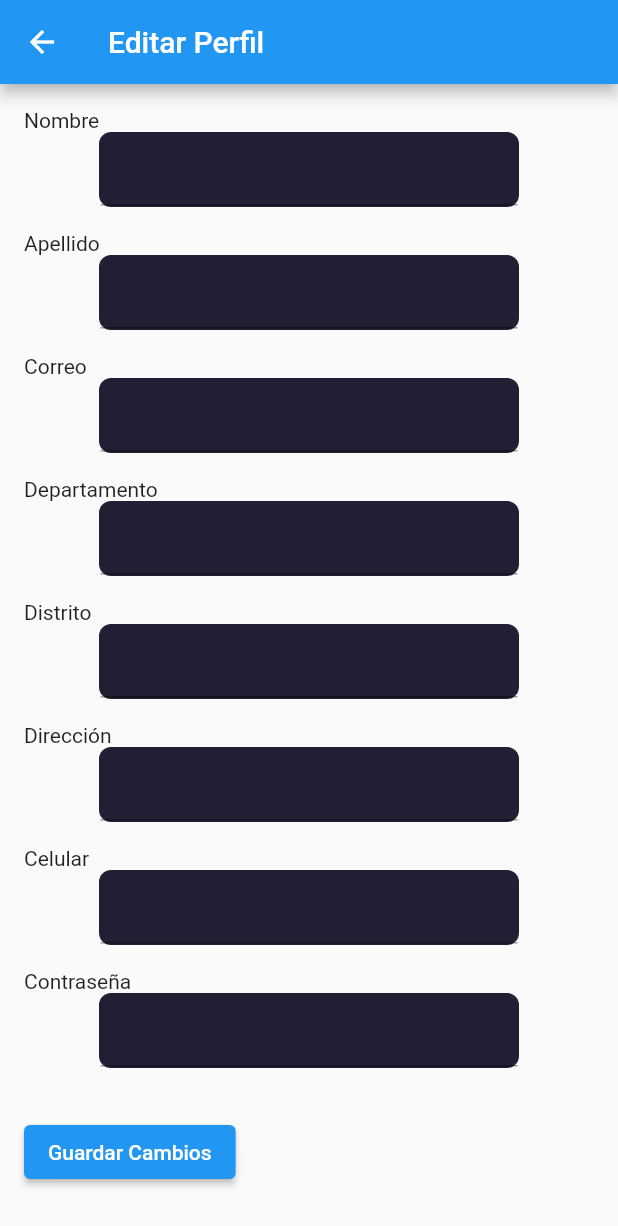
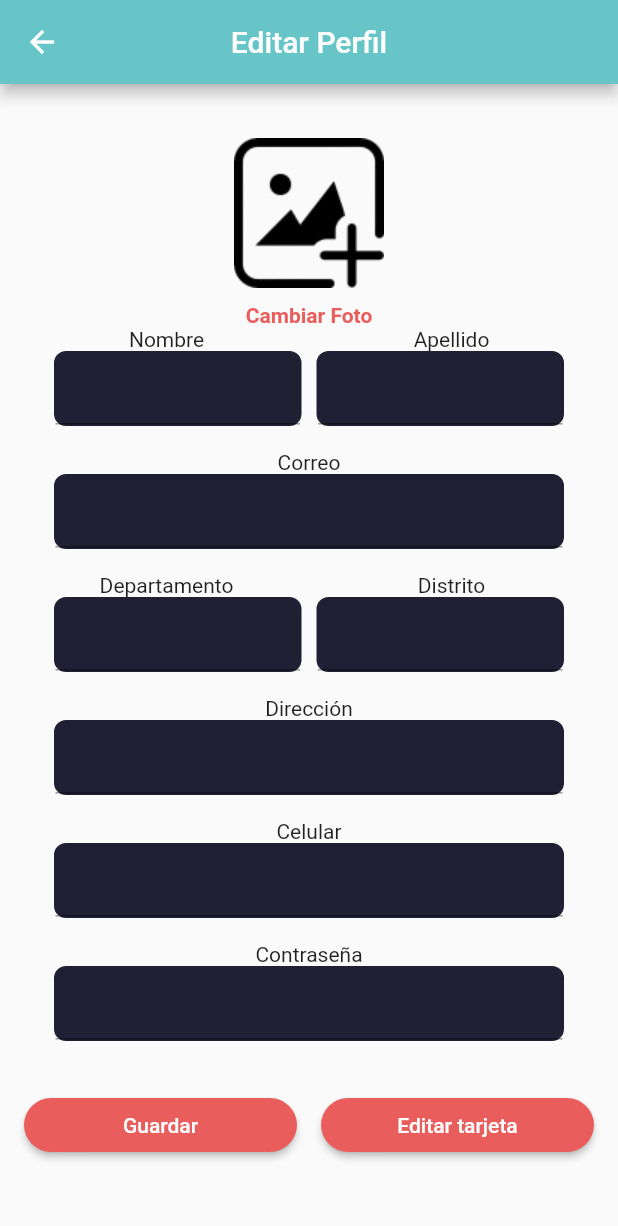
Before and after one commit to SaveUp-WS61/mobile_cross_platform, a Flutter app: the EditarPerfil screen opened directly with empty values, on a phone screen of 412 x 824 dp. Shown: the top 1226 px of the screen. Run offline on Flutter 3.47's test engine with Material 2 defaults, Android fonts, the phone set to English and light mode, and no system bars.

Commit message:
feat(refresh style of edit profile and add edit tarjet)

```diff
--- /dev/null
+++ b/lib/screens/EditarTarjetaScreen.dart
@@ -0,0 +1,28 @@
+import 'package:flutter/material.dart';
+
+class EditarTarjetaScreen extends StatelessWidget {
+  @override
+  Widget build(BuildContext context) {
+    return Scaffold(
+      appBar: AppBar(
+        title: Text("Editar tarjeta"),
+        centerTitle: true,
+        backgroundColor: const Color(0xFF67C5C8),
+        leading: IconButton(
+          icon: Icon(Icons.arrow_back),
+          onPressed: () {
+            Navigator.of(context).pop(); // Navegar hacia atrás al presionar el botón de retroceso
+          },
+        ),
+      ),
+      body: Center(
+        child: Column(
+          mainAxisAlignment: MainAxisAlignment.center,
+          children: [
+            // Aquí puedes agregar los elementos para editar la tarjeta
+          ],
+        ),
+      ),
+    );
+  }
+}
--- a/lib/screens/editar_perfil.dart
+++ b/lib/screens/editar_perfil.dart
@@ -2,6 +2,7 @@ import 'package:flutter/material.dart';
 import 'dart:convert';
 import 'package:http/http.dart' as http;
 import 'SuccessScreen.dart'; // Importa el archivo donde se encuentra SuccessScreen
+import 'EditarTarjetaScreen.dart'; // Importa el archivo donde se encuentra EditarTarjetaScreen
 import 'perfil_screen.dart';
 
 class EditarPerfil extends StatefulWidget {
@@ -85,32 +86,96 @@ class _EditarPerfilState extends State<EditarPerfil> {
   }
 
 
+
   @override
   Widget build(BuildContext context) {
     return Scaffold(
       appBar: AppBar(
         title: Text("Editar Perfil"),
+        centerTitle: true,
+        backgroundColor: const Color(0xFF67C5C8),
       ),
-      body: SingleChildScrollView( // Envuelve el contenido con un SingleChildScrollView
+      body: SingleChildScrollView(
         child: Padding(
           padding: const EdgeInsets.all(16.0),
           child: Column(
-            crossAxisAlignment: CrossAxisAlignment.start,
+            crossAxisAlignment: CrossAxisAlignment.center,
             children: <Widget>[
-              _buildTextField("Nombre", nombreController),
-              _buildTextField("Apellido", apellidoController),
+              SizedBox(height: 20),
+              InkWell(
+                onTap: () {
+                  // Agregar aquí la funcionalidad para cambiar la foto
+                },
+                child: Column(
+                  children: [
+                    Image.asset(
+                      'assets/foto_profile.png',
+                      width: 100,
+                      height: 100,
+                    ),
+                    SizedBox(height: 10),
+                    Text(
+                      "Cambiar Foto",
+                      style: TextStyle(
+                        color: Color(0xFFE95D5D),
+                        fontWeight: FontWeight.bold,
+                      ),
+                    ),
+                  ],
+                ),
+              ),
+              _buildTextFieldPair("Nombre", nombreController, "Apellido", apellidoController),
               _buildTextField("Correo", correoController),
-              _buildTextField("Departamento", departamentoController),
-              _buildTextField("Distrito", distritoController),
+              _buildTextFieldPair("Departamento", departamentoController, "Distrito", distritoController),
               _buildTextField("Dirección", direccionController),
               _buildTextField("Celular", celularController),
               _buildTextField("Contraseña", contrasenaController),
               SizedBox(height: 16),
-              ElevatedButton(
-                onPressed: () {
-                  _guardarCambios();
-                },
-                child: Text("Guardar Cambios"),
+              Row(
+                children: [
+                  Expanded(
+                    child: ElevatedButton(
+                      onPressed: () {
+                        _guardarCambios();
+                      },
+                      style: ElevatedButton.styleFrom(
+                        primary: Color(0xFFE95D5D),
+                        shape: RoundedRectangleBorder(
+                          borderRadius: BorderRadius.circular(20.0),
+                        ),
+                      ),
+                      child: Text(
+                        "Guardar",
+                        style: TextStyle(color: Colors.white),
+                      ),
+                    ),
+                  ),
+                  SizedBox(width: 16),
+                  Expanded(
+                    child: ElevatedButton(
+                      onPressed: () {
+                        Navigator.of(context).push(
+                          MaterialPageRoute(
+                            builder: (context) {
+                              return EditarTarjetaScreen(); // Reemplaza con el nombre de tu nuevo screen
+                            },
+                          ),
+                        );
+                      },
+                      style: ElevatedButton.styleFrom(
+
+                        primary: Color(0xFFE95D5D),
+                        shape: RoundedRectangleBorder(
+                          borderRadius: BorderRadius.circular(20.0),
+                        ),
+                      ),
+                      child: Text(
+                        "Editar tarjeta",
+                        style: TextStyle(color: Colors.white),
+                      ),
+                    ),
+                  ),
+                ],
               ),
             ],
           ),
@@ -119,13 +184,15 @@ class _EditarPerfilState extends State<EditarPerfil> {
     );
   }
 
+
+
   Widget _buildTextField(String label, TextEditingController controller) {
     return Column(
-      crossAxisAlignment: CrossAxisAlignment.start,
+      crossAxisAlignment: CrossAxisAlignment.center,
       children: [
         Text(label),
         Container(
-          margin: EdgeInsets.symmetric(horizontal: 50),
+          margin: EdgeInsets.symmetric(horizontal: 20),
           decoration: BoxDecoration(
             color: Color(0xFF201F34), // Color de fondo
             borderRadius: BorderRadius.all(Radius.circular(8.0)),
@@ -144,4 +211,61 @@ class _EditarPerfilState extends State<EditarPerfil> {
     );
   }
 
+
+
+  Widget _buildTextFieldPair(String label1, TextEditingController controller1, String label2, TextEditingController controller2) {
+    return Row(
+      children: [
+        Expanded(
+          child: Column(
+            crossAxisAlignment: CrossAxisAlignment.center,
+            children: [
+              Text(label1),
+              Container(
+                margin: EdgeInsets.only(left: 20, right: 5),
+                decoration: BoxDecoration(
+                  color: Color(0xFF201F34), // Color de fondo
+                  borderRadius: BorderRadius.all(Radius.circular(8.0)),
+                  border: Border.all(
+                    color: Color(0xFF201F34),
+                  ),
+                ),
+                child: TextField(
+                  textAlign: TextAlign.center,
+                  controller: controller1,
+                  style: TextStyle(color: Colors.white), // Color del texto
+                ),
+              ),
+              SizedBox(height: 16),
+            ],
+          ),
+        ),
+        Expanded(
+          child: Column(
+            crossAxisAlignment: CrossAxisAlignment.center,
+            children: [
+              Text(label2),
+              Container(
+                margin: EdgeInsets.only(right: 20, left: 5),
+                decoration: BoxDecoration(
+                  color: Color(0xFF201F34), // Color de fondo
+                  borderRadius: BorderRadius.all(Radius.circular(8.0)),
+                  border: Border.all(
+                    color: Color(0xFF201F34),
+                  ),
+                ),
+                child: TextField(
+                  textAlign: TextAlign.center,
+                  controller: controller2,
+                  style: TextStyle(color: Colors.white), // Color del texto
+                ),
+              ),
+              SizedBox(height: 16),
+            ],
+          ),
+        ),
+      ],
+    );
+  }
+
 }
--- a/lib/screens/perfil_screen.dart
+++ b/lib/screens/perfil_screen.dart
@@ -87,6 +87,14 @@ class _PerfilCompradorState extends State<PerfilComprador> {
                 });
 
               },
+
+              style: ElevatedButton.styleFrom(
+
+                primary: Color(0xFFE95D5D),
+                shape: RoundedRectangleBorder(
+                  borderRadius: BorderRadius.circular(20.0),
+                ),
+              ),
               child: Text("Editar Perfil"),
             ),
           ),
--- a/pubspec.yaml
+++ b/pubspec.yaml
@@ -74,6 +74,7 @@ flutter:
     - assets/logo.png
     - assets/background.png
     - assets/check.png
+    - assets/foto_profile.png
   #   - images/a_dot_ham.jpeg
 
   # An image asset can refer to one or more resolution-specific "variants", see
```
Also changed, not shown: assets/foto_profile.png (added).
